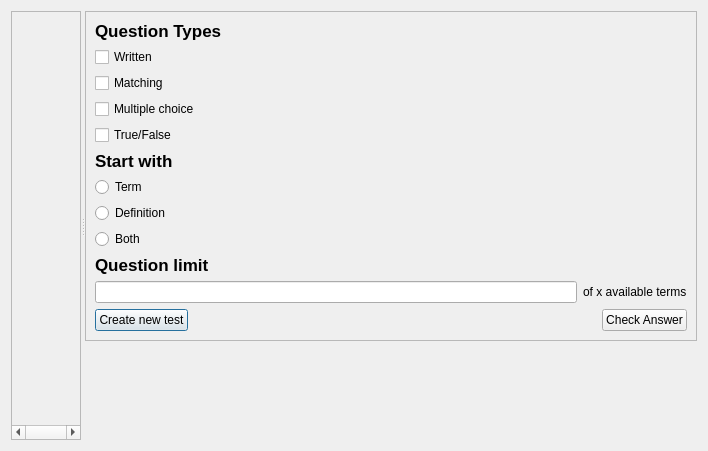
Old version of the form lession/testdialog.ui in the repository kraken2203/Phan_mem_hoc_tieng_anh.
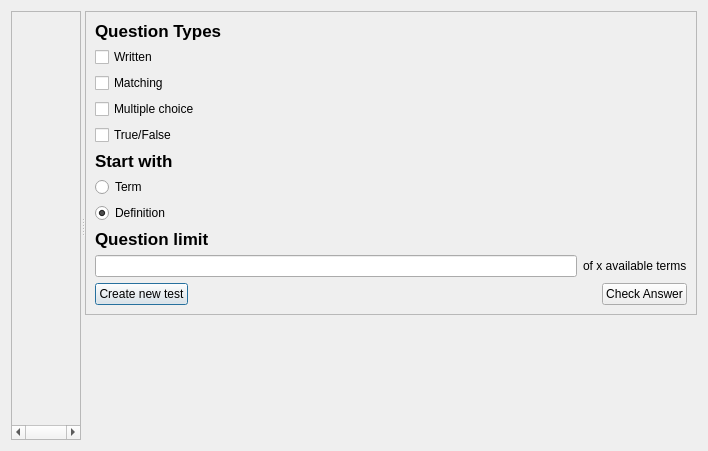
New version of the form.

Diff of the .ui file:
```diff
--- a/lession/testdialog.ui
+++ b/lession/testdialog.ui
@@ -126,12 +126,8 @@
               <property name="text">
                <string>Definition</string>
               </property>
-             </widget>
-            </item>
-            <item>
-             <widget class="QRadioButton" name="rbBoth">
-              <property name="text">
-               <string>Both</string>
+              <property name="checked">
+               <bool>true</bool>
               </property>
              </widget>
             </item>
```
Left out of the diff: 3 changed lines with no effect on the pictures.
